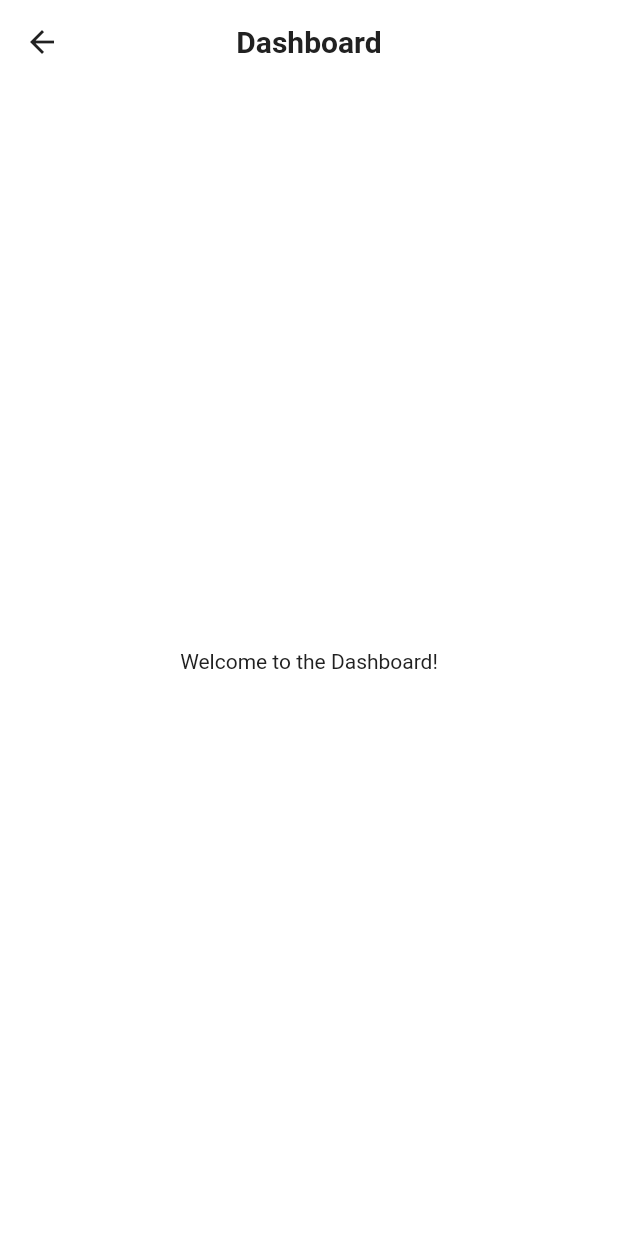
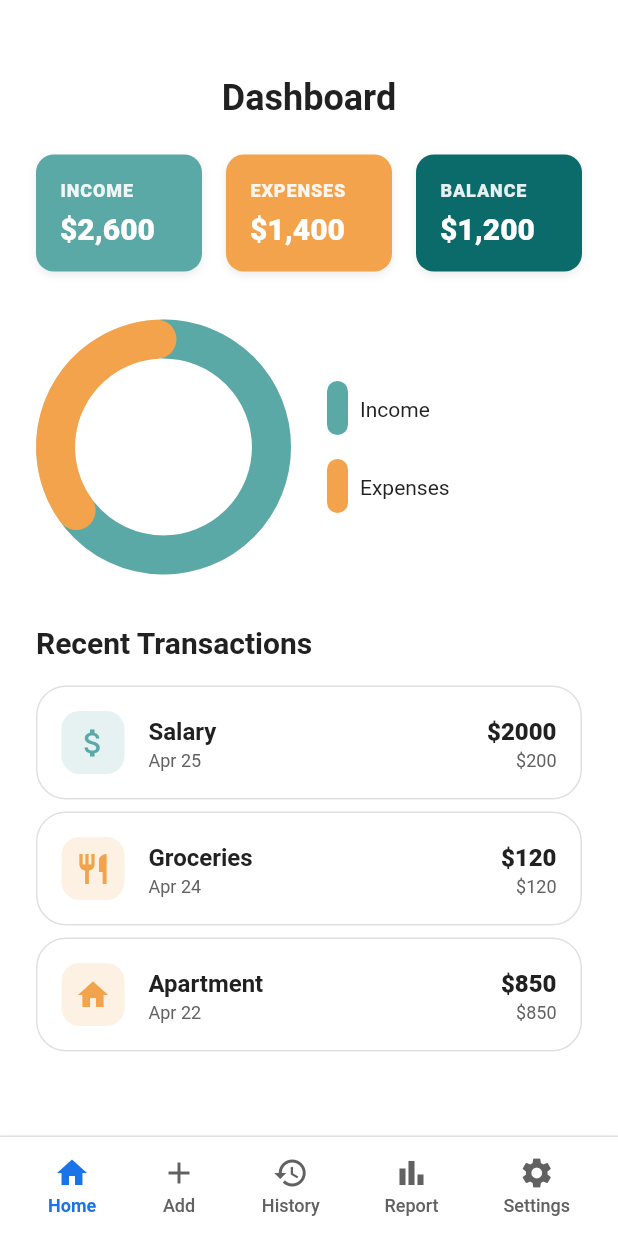
Before and after one commit to Clownnvd/finance_tracker_app, a Flutter app: the DashboardScreen screen opened by its route, on a phone screen of 412 x 824 dp. Run offline on Flutter 3.47's test engine with Material 3 defaults, Android fonts, the phone set to English and light mode, and no system bars; our stand-ins replace dio, email_validator, equatable, flutter_bloc, flutter_dotenv, flutter_svg and 5 more; missing offline and left inert: window_size; accounts and stored records are empty.

Commit message:
dashboard_screen

```diff
--- a/lib/feature/users/auth/data/models/auth_remote_data_source.dart
+++ b/lib/feature/users/auth/data/models/auth_remote_data_source.dart
@@ -4,11 +4,11 @@ import 'package:finance_tracker_app/core/error/exception_mapper.dart';
 import 'package:finance_tracker_app/core/network/supabase_endpoints.dart';
 
 class SignUpResult {
-  final bool emailConfirmationRequired;
+  final bool requireEmailVerification;
   final String message;
 
   const SignUpResult({
-    required this.emailConfirmationRequired,
+    required this.requireEmailVerification,
     required this.message,
   });
 }
@@ -49,15 +49,13 @@ class AuthRemoteDataSourceImpl implements AuthRemoteDataSource {
         },
       );
 
-      final data = res.data;
-      final session =
-          data is Map<String, dynamic> ? data['session'] : null;
-
-      final requiresConfirm = session == null;
+      final body = res.data;
+      final session = body is Map<String, dynamic> ? body['session'] : null;
+      final needVerifyEmail = session == null;
 
       return SignUpResult(
-        emailConfirmationRequired: requiresConfirm,
-        message: requiresConfirm
+        requireEmailVerification: needVerifyEmail,
+        message: needVerifyEmail
             ? AppStrings.signUpSuccessVerifyEmail
             : AppStrings.signUpSuccessAutoLogin,
       );
@@ -74,15 +72,14 @@ class AuthRemoteDataSourceImpl implements AuthRemoteDataSource {
     try {
       final res = await dio.post(
         SupabaseEndpoints.authToken,
-        queryParameters: {'grant_type': 'password'},
-        data: {
-          'email': email,
-          'password': password,
-        },
+        queryParameters: const {'grant_type': 'password'},
+        data: {'email': email, 'password': password},
       );
 
-      final json = res.data as Map<String, dynamic>;
-      final token = (json['access_token'] ?? '').toString();
+      final data = res.data;
+      final token = data is Map<String, dynamic>
+          ? (data['access_token'] ?? '').toString()
+          : '';
 
       if (token.isEmpty) {
         throw ExceptionMapper.map(
@@ -105,7 +102,18 @@ class AuthRemoteDataSourceImpl implements AuthRemoteDataSource {
   Future<Map<String, dynamic>> getMe() async {
     try {
       final res = await dio.get(SupabaseEndpoints.authUser);
-      return res.data as Map<String, dynamic>;
+      final data = res.data;
+
+      if (data is Map<String, dynamic>) return data;
+
+      throw ExceptionMapper.map(
+        DioException(
+          requestOptions: res.requestOptions,
+          response: res,
+          type: DioExceptionType.badResponse,
+          error: AppStrings.genericError,
+        ),
+      );
     } catch (e) {
       throw ExceptionMapper.map(e);
     }
--- a/lib/feature/users/auth/data/repositories/auth_repository_impl.dart
+++ b/lib/feature/users/auth/data/repositories/auth_repository_impl.dart
@@ -26,19 +26,14 @@ class AuthRepositoryImpl implements AuthRepository {
       password: password,
     );
 
-    if (result.emailConfirmationRequired) {
+    if (result.requireEmailVerification) {
       throw AuthException(result.message);
     }
 
     final token = await remote.login(email: email, password: password);
     await sessionLocal.saveAccessToken(token);
 
-    final me = await remote.getMe();
-    return UserModel(
-      id: (me['id'] ?? '').toString(),
-      email: (me['email'] ?? '').toString(),
-      fullName: (me['user_metadata']?['full_name']) as String?,
-    );
+    return _fetchMe();
   }
 
   @override
@@ -49,20 +44,25 @@ class AuthRepositoryImpl implements AuthRepository {
     try {
       final token = await remote.login(email: email, password: password);
       await sessionLocal.saveAccessToken(token);
-
-      final me = await remote.getMe();
-      return UserModel(
-        id: (me['id'] ?? '').toString(),
-        email: (me['email'] ?? '').toString(),
-        fullName: (me['user_metadata']?['full_name']) as String?,
-      );
+      return _fetchMe();
+    } on AppException {
+      rethrow;
     } catch (_) {
       throw const AuthException(AppStrings.loginFailed);
     }
   }
 
+  Future<UserModel> _fetchMe() async {
+    final me = await remote.getMe();
+    final meta = me['user_metadata'];
+
+    return UserModel(
+      id: (me['id'] ?? '').toString(),
+      email: (me['email'] ?? '').toString(),
+      fullName: meta is Map<String, dynamic> ? meta['full_name'] as String? : null,
+    );
+  }
+
   @override
-  Future<void> logout() async {
-    await sessionLocal.clear();
-  }
+  Future<void> logout() => sessionLocal.clear();
 }
--- a/lib/feature/users/auth/presentation/pages/dashboard_screen.dart
+++ b/lib/feature/users/auth/presentation/pages/dashboard_screen.dart
@@ -1,5 +1,6 @@
 import 'package:flutter/material.dart';
-import 'package:flutter/widgets.dart';
+import 'package:finance_tracker_app/core/theme/app_theme.dart';
+import 'package:finance_tracker_app/shared/widgets/ui_kit.dart';
 
 class DashboardScreen extends StatefulWidget {
   const DashboardScreen({super.key});
@@ -9,14 +10,109 @@ class DashboardScreen extends StatefulWidget {
 }
 
 class _DashboardScreenState extends State<DashboardScreen> {
+  int _navIndex = 0;
+
   @override
   Widget build(BuildContext context) {
+    final theme = Theme.of(context);
+    final tt = theme.textTheme;
+
     return Scaffold(
-      appBar: AppBar(
-        title: const Text('Dashboard'),
+      body: SafeArea(
+        child: Center(
+          child: ConstrainedBox(
+            constraints: const BoxConstraints(maxWidth: 420),
+            child: SingleChildScrollView(
+              padding: const EdgeInsets.fromLTRB(
+                AppSpacing.lg,
+                AppSpacing.lg,
+                AppSpacing.lg,
+                AppSpacing.xl,
+              ),
+              child: Column(
+                crossAxisAlignment: CrossAxisAlignment.stretch,
+                children: [
+                  DashboardHeader(
+                    title: 'Dashboard',
+                    style: tt.headlineMedium?.copyWith(
+                      fontWeight: FontWeight.w700,
+                    ),
+                  ),
+                  const SizedBox(height: AppSpacing.lg),
+                  const SummaryRow(
+                    items: [
+                      SummaryItem(
+                        label: 'INCOME',
+                        value: '\$2,600',
+                        background: Color(0xFF5AA9A6),
+                      ),
+                      SummaryItem(
+                        label: 'EXPENSES',
+                        value: '\$1,400',
+                        background: Color(0xFFF2A34B),
+                      ),
+                      SummaryItem(
+                        label: 'BALANCE',
+                        value: '\$1,200',
+                        background: Color(0xFF0B6B6B),
+                      ),
+                    ],
+                  ),
+                  const SizedBox(height: AppSpacing.xl),
+                  const DonutAndLegend(
+                    income: 2600,
+                    expenses: 1400,
+                    incomeColor: Color(0xFF5AA9A6),
+                    expensesColor: Color(0xFFF2A34B),
+                  ),
+                  const SizedBox(height: AppSpacing.xl),
+                  Text(
+                    'Recent Transactions',
+                    style: tt.titleMedium?.copyWith(fontWeight: FontWeight.w700),
+                  ),
+                  const SizedBox(height: AppSpacing.md),
+                  const TransactionTile(
+                    icon: Icons.attach_money,
+                    iconColor: Color(0xFF5AA9A6),
+                    title: 'Salary',
+                    date: 'Apr 25',
+                    amountPrimary: '\$2000',
+                    amountSecondary: '\$200',
+                  ),
+                  const SizedBox(height: AppSpacing.sm),
+                  const TransactionTile(
+                    icon: Icons.restaurant,
+                    iconColor: Color(0xFFF2A34B),
+                    title: 'Groceries',
+                    date: 'Apr 24',
+                    amountPrimary: '\$120',
+                    amountSecondary: '\$120',
+                  ),
+                  const SizedBox(height: AppSpacing.sm),
+                  const TransactionTile(
+                    icon: Icons.home,
+                    iconColor: Color(0xFFF2A34B),
+                    title: 'Apartment',
+                    date: 'Apr 22',
+                    amountPrimary: '\$850',
+                    amountSecondary: '\$850',
+                  ),
+                ],
+              ),
+            ),
+          ),
+        ),
       ),
-      body: const Center(
-        child: Text('Welcome to the Dashboard!'),
+      bottomNavigationBar: DashboardBottomNav(
+        currentIndex: _navIndex,
+        onChanged: (i) => setState(() => _navIndex = i),
+        items: const [
+          DashboardNavItem(icon: Icons.home, label: 'Home'),
+          DashboardNavItem(icon: Icons.add, label: 'Add'),
+          DashboardNavItem(icon: Icons.history, label: 'History'),
+          DashboardNavItem(icon: Icons.bar_chart, label: 'Report'),
+          DashboardNavItem(icon: Icons.settings, label: 'Settings'),
+        ],
       ),
     );
   }
--- a/lib/main.dart
+++ b/lib/main.dart
@@ -54,7 +54,7 @@ class AppRoot extends StatelessWidget {
   }
 }
 
-const double windowWidth = 480;
+const double windowWidth = 500;
 const double windowHeight = 854;
 
 void setupWindow() {
--- /dev/null
+++ b/lib/shared/widgets/dashboard_widget/chart/donut_and_legend.dart
@@ -0,0 +1,51 @@
+import 'package:flutter/material.dart';
+import 'package:finance_tracker_app/core/theme/app_theme.dart';
+import 'donut_chart.dart';
+import 'donut_segment.dart';
+import 'legend_row.dart';
+
+class DonutAndLegend extends StatelessWidget {
+  final double income;
+  final double expenses;
+  final Color incomeColor;
+  final Color expensesColor;
+
+  const DonutAndLegend({
+    super.key,
+    required this.income,
+    required this.expenses,
+    required this.incomeColor,
+    required this.expensesColor,
+  });
+
+  @override
+  Widget build(BuildContext context) {
+    return Row(
+      children: [
+        SizedBox(
+          width: 170,
+          height: 170,
+          child: DonutChart(
+            segments: [
+              DonutSegment(value: income, color: incomeColor),
+              DonutSegment(value: expenses, color: expensesColor),
+            ],
+            strokeWidth: 26,
+            gapRadians: 0.06,
+          ),
+        ),
+        const SizedBox(width: AppSpacing.lg),
+        Expanded(
+          child: Column(
+            crossAxisAlignment: CrossAxisAlignment.start,
+            children: [
+              LegendRow(color: incomeColor, label: 'Income'),
+              const SizedBox(height: AppSpacing.md),
+              LegendRow(color: expensesColor, label: 'Expenses'),
+            ],
+          ),
+        ),
+      ],
+    );
+  }
+}
--- /dev/null
+++ b/lib/shared/widgets/dashboard_widget/chart/donut_chart.dart
@@ -0,0 +1,93 @@
+import 'package:flutter/material.dart';
+import 'package:finance_tracker_app/core/theme/app_theme.dart';
+import 'donut_segment.dart';
+
+class DonutChart extends StatelessWidget {
+  final List<DonutSegment> segments;
+  final double strokeWidth;
+  final double gapRadians;
+
+  const DonutChart({
+    super.key,
+    required this.segments,
+    required this.strokeWidth,
+    required this.gapRadians,
+  });
+
+  @override
+  Widget build(BuildContext context) {
+    return CustomPaint(
+      painter: _DonutChartPainter(
+        segments: segments,
+        strokeWidth: strokeWidth,
+        gapRadians: gapRadians,
+      ),
+    );
+  }
+}
+
+class _DonutChartPainter extends CustomPainter {
+  final List<DonutSegment> segments;
+  final double strokeWidth;
+  final double gapRadians;
+
+  const _DonutChartPainter({
+    required this.segments,
+    required this.strokeWidth,
+    required this.gapRadians,
+  });
+
+  @override
+  void paint(Canvas canvas, Size size) {
+    final center = Offset(size.width / 2, size.height / 2);
+    final radius = (size.shortestSide / 2) - strokeWidth / 2;
+
+    final total = segments.fold<double>(0, (s, e) => s + e.value);
+    if (total <= 0) return;
+
+    final bgPaint = Paint()
+      ..style = PaintingStyle.stroke
+      ..strokeWidth = strokeWidth
+      ..strokeCap = StrokeCap.round
+      ..color = AppColors.neutral200;
+
+    canvas.drawCircle(center, radius, bgPaint);
+
+    var start = -1.5707963267948966;
+
+    for (final seg in segments) {
+      final sweep = (seg.value / total) * 6.283185307179586;
+
+      final paint = Paint()
+        ..style = PaintingStyle.stroke
+        ..strokeWidth = strokeWidth
+        ..strokeCap = StrokeCap.round
+        ..color = seg.color;
+
+      final trimmed = (sweep - gapRadians).clamp(0.0, 6.283185307179586);
+
+      canvas.drawArc(
+        Rect.fromCircle(center: center, radius: radius),
+        start,
+        trimmed,
+        false,
+        paint,
+      );
+
+      start += sweep;
+    }
+
+    final holePaint = Paint()
+      ..style = PaintingStyle.fill
+      ..color = AppColors.white;
+
+    canvas.drawCircle(center, radius - strokeWidth * 0.72, holePaint);
+  }
+
+  @override
+  bool shouldRepaint(covariant _DonutChartPainter old) {
+    return old.strokeWidth != strokeWidth ||
+        old.gapRadians != gapRadians ||
+        old.segments.length != segments.length;
+  }
+}
--- /dev/null
+++ b/lib/shared/widgets/dashboard_widget/chart/donut_segment.dart
@@ -0,0 +1,11 @@
+import 'package:flutter/material.dart';
+
+class DonutSegment {
+  final double value;
+  final Color color;
+
+  const DonutSegment({
+    required this.value,
+    required this.color,
+  });
+}
--- /dev/null
+++ b/lib/shared/widgets/dashboard_widget/chart/legend_row.dart
@@ -0,0 +1,33 @@
+import 'package:flutter/material.dart';
+import 'package:finance_tracker_app/core/theme/app_theme.dart';
+
+class LegendRow extends StatelessWidget {
+  final Color color;
+  final String label;
+
+  const LegendRow({
+    super.key,
+    required this.color,
+    required this.label,
+  });
+
+  @override
+  Widget build(BuildContext context) {
+    final tt = Theme.of(context).textTheme;
+
+    return Row(
+      children: [
+        Container(
+          width: 14,
+          height: 36,
+          decoration: BoxDecoration(
+            color: color,
+            borderRadius: AppRadius.pill,
+          ),
+        ),
+        const SizedBox(width: AppSpacing.sm),
+        Text(label, style: tt.bodyMedium),
+      ],
+    );
+  }
+}
--- /dev/null
+++ b/lib/shared/widgets/dashboard_widget/header/dashboard_header.dart
@@ -0,0 +1,21 @@
+import 'package:flutter/material.dart';
+
+class DashboardHeader extends StatelessWidget {
+  final String title;
+  final TextStyle? style;
+
+  const DashboardHeader({
+    super.key,
+    required this.title,
+    this.style,
+  });
+
+  @override
+  Widget build(BuildContext context) {
+    return Text(
+      title,
+      textAlign: TextAlign.center,
+      style: style,
+    );
+  }
+}
--- /dev/null
+++ b/lib/shared/widgets/dashboard_widget/navigation/dashboard_bottom_nav.dart
@@ -0,0 +1,98 @@
+import 'package:flutter/material.dart';
+import 'package:finance_tracker_app/core/theme/app_theme.dart';
+import 'dashboard_nav_item.dart';
+
+class DashboardBottomNav extends StatelessWidget {
+  final int currentIndex;
+  final ValueChanged<int> onChanged;
+  final List<DashboardNavItem> items;
+
+  const DashboardBottomNav({
+    super.key,
+    required this.currentIndex,
+    required this.onChanged,
+    required this.items,
+  });
+
+  @override
+  Widget build(BuildContext context) {
+    final theme = Theme.of(context);
+    final cs = theme.colorScheme;
+    final tt = theme.textTheme;
+
+    return SafeArea(
+      child: Container(
+        padding: const EdgeInsets.fromLTRB(
+          AppSpacing.lg,
+          AppSpacing.sm,
+          AppSpacing.lg,
+          AppSpacing.sm,
+        ),
+        decoration: BoxDecoration(
+          color: AppColors.white,
+          border: const Border(top: BorderSide(color: AppColors.neutral200)),
+          boxShadow: AppShadows.level1,
+        ),
+        child: Row(
+          mainAxisAlignment: MainAxisAlignment.spaceBetween,
+          children: [
+            for (int i = 0; i < items.length; i++)
+              _NavButton(
+                item: items[i],
+                selected: i == currentIndex,
+                selectedColor: cs.primary,
+                textTheme: tt,
+                onTap: () => onChanged(i),
+              ),
+          ],
+        ),
+      ),
+    );
+  }
+}
+
+class _NavButton extends StatelessWidget {
+  final DashboardNavItem item;
+  final bool selected;
+  final Color selectedColor;
+  final TextTheme textTheme;
+  final VoidCallback onTap;
+
+  const _NavButton({
+    required this.item,
+    required this.selected,
+    required this.selectedColor,
+    required this.textTheme,
+    required this.onTap,
+  });
+
+  @override
+  Widget build(BuildContext context) {
+    final color = selected ? selectedColor : AppColors.neutral600;
+
+    return InkWell(
+      borderRadius: AppRadius.medium,
+      onTap: onTap,
+      child: Padding(
+        padding: const EdgeInsets.symmetric(
+          horizontal: AppSpacing.sm,
+          vertical: AppSpacing.xs,
+        ),
+        child: Column(
+          mainAxisSize: MainAxisSize.min,
+          children: [
+            Icon(item.icon, color: color),
+            const SizedBox(height: 2),
+            Text(
+              item.label,
+              style: textTheme.bodySmall?.copyWith(
+                color: color,
+                fontWeight: selected ? FontWeight.w700 : FontWeight.w500,
+              ),
+            ),
+          ],
+        ),
+      ),
+    );
+  }
+}
--- /dev/null
+++ b/lib/shared/widgets/dashboard_widget/navigation/dashboard_nav_item.dart
@@ -0,0 +1,11 @@
+import 'package:flutter/material.dart';
+
+class DashboardNavItem {
+  final IconData icon;
+  final String label;
+
+  const DashboardNavItem({
+    required this.icon,
+    required this.label,
+  });
+}
--- /dev/null
+++ b/lib/shared/widgets/dashboard_widget/summary/summary_card.dart
@@ -0,0 +1,50 @@
+import 'package:flutter/material.dart';
+import 'package:finance_tracker_app/core/theme/app_theme.dart';
+import 'summary_item.dart';
+
+class SummaryCard extends StatelessWidget {
+  final SummaryItem item;
+
+  const SummaryCard({
+    super.key,
+    required this.item,
+  });
+
+  @override
+  Widget build(BuildContext context) {
+    final tt = Theme.of(context).textTheme;
+
+    return Container(
+      padding: const EdgeInsets.symmetric(
+        horizontal: AppSpacing.md,
+        vertical: AppSpacing.md,
+      ),
+      decoration: BoxDecoration(
+        color: item.background,
+        borderRadius: AppRadius.medium,
+        boxShadow: AppShadows.level1,
+      ),
+      child: Column(
+        crossAxisAlignment: CrossAxisAlignment.start,
+        children: [
+          Text(
+            item.label,
+            style: tt.bodySmall?.copyWith(
+              color: Colors.white.withOpacity(0.9),
+              fontWeight: FontWeight.w800,
+              letterSpacing: 0.6,
+            ),
+          ),
+          const SizedBox(height: AppSpacing.xs),
+          Text(
+            item.value,
+            style: tt.titleMedium?.copyWith(
+              color: Colors.white,
+              fontWeight: FontWeight.w800,
+            ),
+          ),
+        ],
+      ),
+    );
+  }
+}
--- /dev/null
+++ b/lib/shared/widgets/dashboard_widget/summary/summary_item.dart
@@ -0,0 +1,13 @@
+import 'package:flutter/material.dart';
+
+class SummaryItem {
+  final String label;
+  final String value;
+  final Color background;
+
+  const SummaryItem({
+    required this.label,
+    required this.value,
+    required this.background,
+  });
+}
--- /dev/null
+++ b/lib/shared/widgets/dashboard_widget/summary/summary_row.dart
@@ -0,0 +1,25 @@
+import 'package:flutter/material.dart';
+import 'package:finance_tracker_app/core/theme/app_theme.dart';
+import 'summary_card.dart';
+import 'summary_item.dart';
+
+class SummaryRow extends StatelessWidget {
+  final List<SummaryItem> items;
+
+  const SummaryRow({
+    super.key,
+    required this.items,
+  });
+
+  @override
+  Widget build(BuildContext context) {
+    return Row(
+      children: [
+        for (int i = 0; i < items.length; i++) ...[
+          Expanded(child: SummaryCard(item: items[i])),
+          if (i != items.length - 1) const SizedBox(width: AppSpacing.md),
+        ],
+      ],
+    );
+  }
+}
--- /dev/null
+++ b/lib/shared/widgets/dashboard_widget/transactions/transaction_tile.dart
@@ -0,0 +1,79 @@
+import 'package:flutter/material.dart';
+import 'package:finance_tracker_app/core/theme/app_theme.dart';
+
+class TransactionTile extends StatelessWidget {
+  final IconData icon;
+  final Color iconColor;
+  final String title;
+  final String date;
+  final String amountPrimary;
+  final String amountSecondary;
+
+  const TransactionTile({
+    super.key,
+    required this.icon,
+    required this.iconColor,
+    required this.title,
+    required this.date,
+    required this.amountPrimary,
+    required this.amountSecondary,
+  });
+
+  @override
+  Widget build(BuildContext context) {
+    final tt = Theme.of(context).textTheme;
+
+    return Container(
+      padding: const EdgeInsets.symmetric(
+        horizontal: AppSpacing.md,
+        vertical: AppSpacing.md,
+      ),
+      decoration: BoxDecoration(
+        color: AppColors.white,
+        borderRadius: AppRadius.large,
+        border: const Border.fromBorderSide(
+          BorderSide(color: AppColors.neutral200),
+        ),
+      ),
+      child: Row(
+        children: [
+          Container(
+            width: 42,
+            height: 42,
+            decoration: BoxDecoration(
+              color: iconColor.withOpacity(0.15),
+              borderRadius: AppRadius.medium,
+            ),
+            child: Icon(icon, color: iconColor),
+          ),
+          const SizedBox(width: AppSpacing.md),
+          Expanded(
+            child: Column(
+              crossAxisAlignment: CrossAxisAlignment.start,
+              children: [
+                Text(
+                  title,
+                  style: tt.bodyLarge?.copyWith(fontWeight: FontWeight.w700),
+                ),
+                const SizedBox(height: 2),
+                Text(date, style: tt.bodySmall),
+              ],
+            ),
+          ),
+          const SizedBox(width: AppSpacing.md),
+          Column(
+            crossAxisAlignment: CrossAxisAlignment.end,
+            children: [
+              Text(
+                amountPrimary,
+                style: tt.bodyLarge?.copyWith(fontWeight: FontWeight.w800),
+              ),
+              const SizedBox(height: 2),
+              Text(amountSecondary, style: tt.bodySmall),
+            ],
+          ),
+        ],
+      ),
+    );
+  }
+}
--- a/lib/shared/widgets/ui_kit.dart
+++ b/lib/shared/widgets/ui_kit.dart
@@ -9,3 +9,20 @@ export 'input/app_validated_text_field.dart';
 export 'input/app_password_field.dart';
 export 'input/amount_input.dart';
 export 'input/app_dropdown.dart';
+
+// dashboard widgets
+export 'dashboard_widget/header/dashboard_header.dart';
+
+export 'dashboard_widget/summary/summary_item.dart';
+export 'dashboard_widget/summary/summary_card.dart';
+export 'dashboard_widget/summary/summary_row.dart';
+
+export 'dashboard_widget/chart/donut_segment.dart';
+export 'dashboard_widget/chart/donut_chart.dart';
+export 'dashboard_widget/chart/legend_row.dart';
+export 'dashboard_widget/chart/donut_and_legend.dart';
+
+export 'dashboard_widget/transactions/transaction_tile.dart';
+
+export 'dashboard_widget/navigation/dashboard_nav_item.dart';
+export 'dashboard_widget/navigation/dashboard_bottom_nav.dart';
```
Also changed, not shown: 1 other file.
